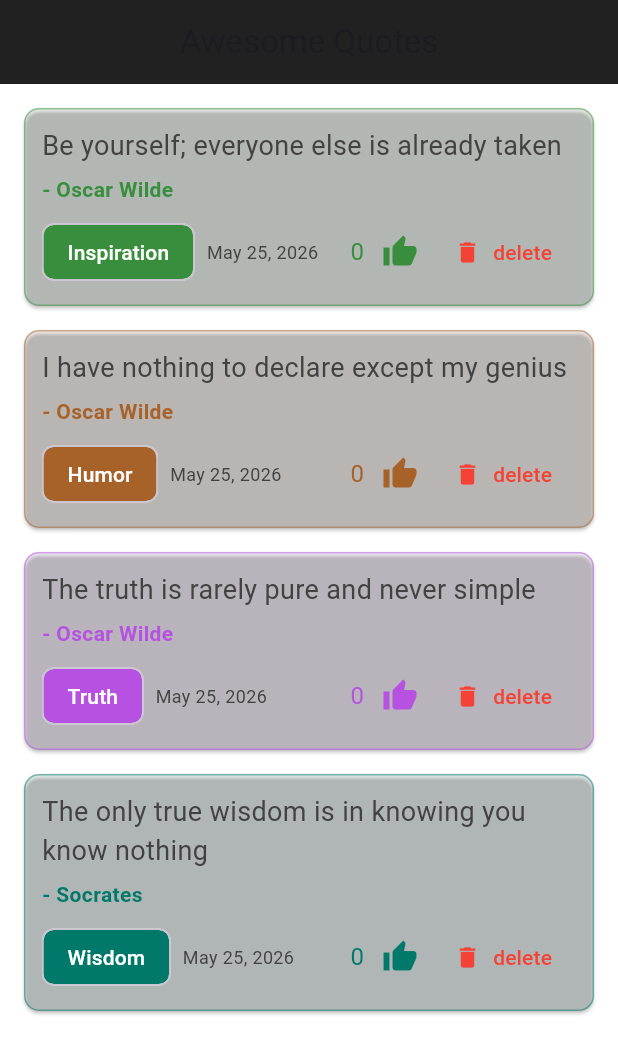
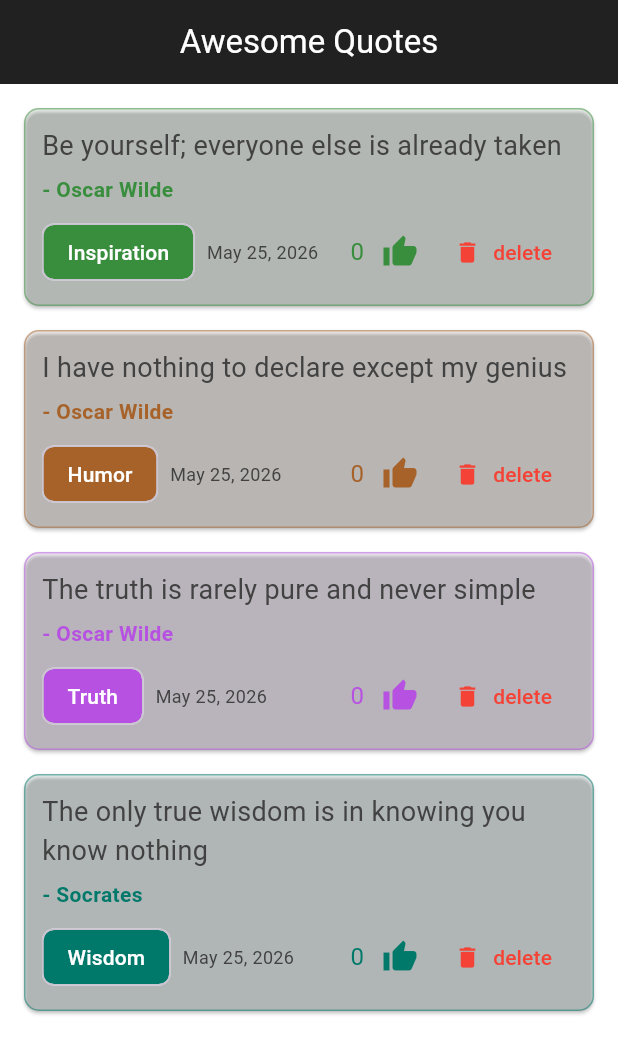
Before and after one commit to mrpatel2/quote_app_extended_Part2, a Flutter app: the screen it shows after launch, on a phone screen of 412 x 824 dp. Shown: the top 1054 px of the screen. Run offline on Flutter 3.47's test engine with Material 3 defaults, Android fonts, the phone set to English and light mode, and no system bars.

Commit message:
Fix AppBar title visibility - changed text color to white

```diff
--- a/lib/main.dart
+++ b/lib/main.dart
@@ -46,7 +46,10 @@ class _QuoteListState extends State<QuoteList> {
     return Scaffold(
       backgroundColor: Colors.white,
       appBar: AppBar(
-        title: const Text('Awesome Quotes'),
+        title: const Text(
+          'Awesome Quotes',
+          style: TextStyle(color: Colors.white),
+        ),
         centerTitle: true,
         backgroundColor: Colors.grey[900],
       ),
```
